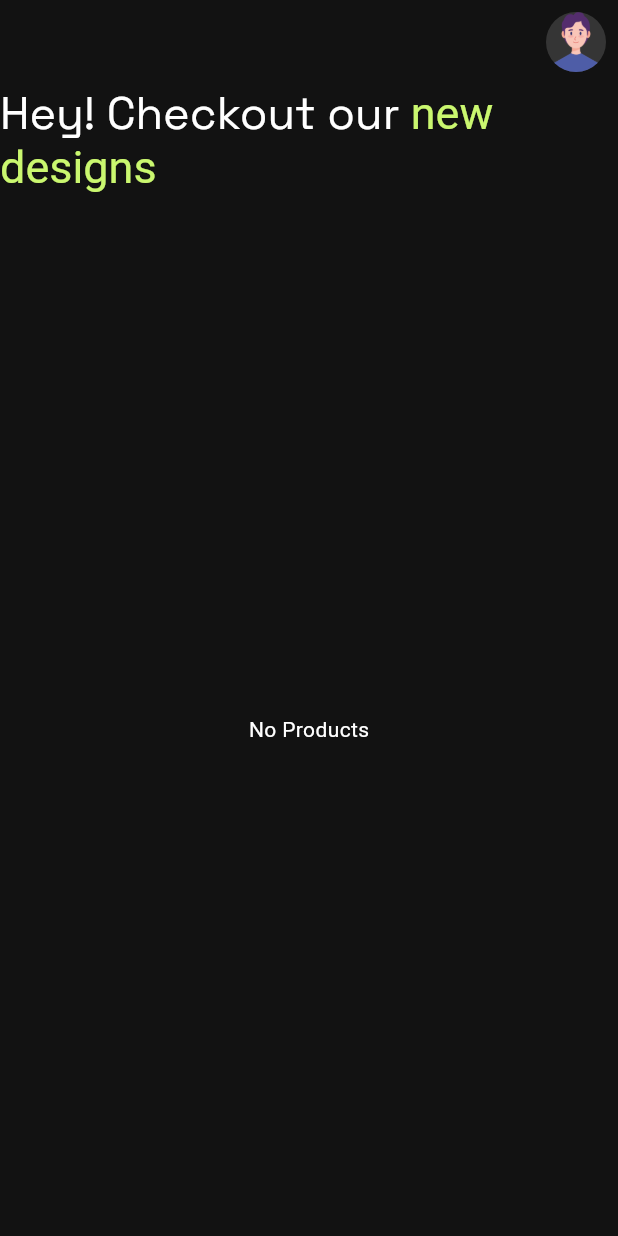
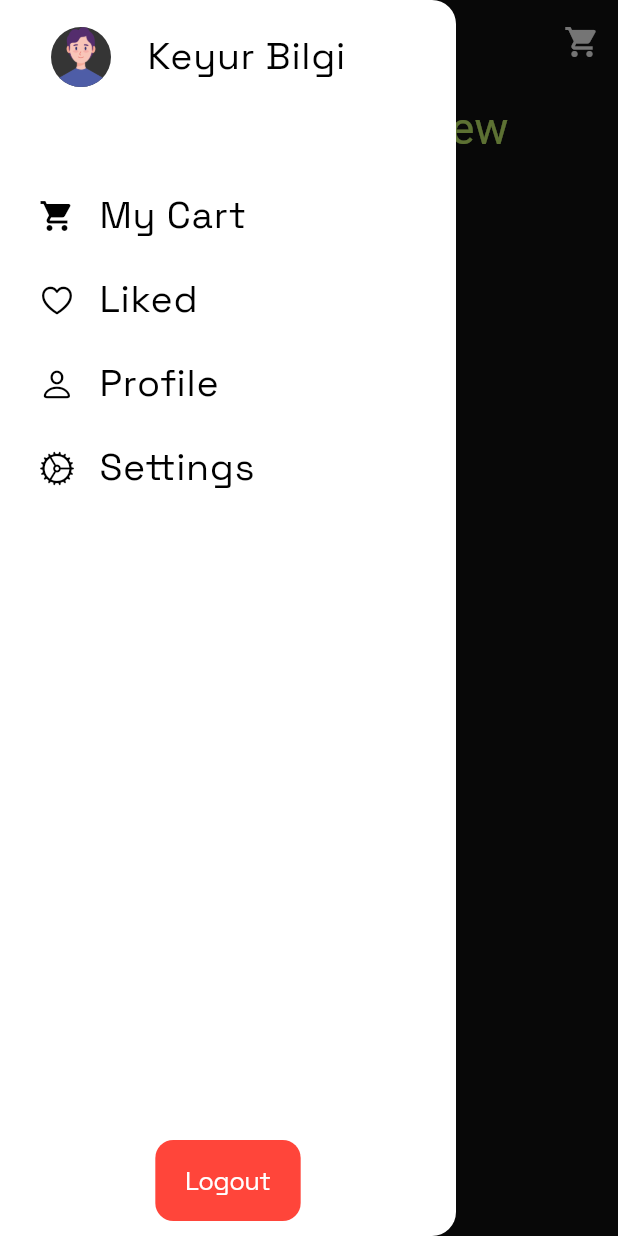
Before and after one commit to platinumpizza29/Ecommerce-app-flutter, a Flutter app: the screen it shows after launch, with the side drawer open (before the commit the screen has no drawer), on a phone screen of 412 x 824 dp. Run offline on Flutter 3.47's test engine with Material 2 defaults, Android fonts, the phone set to English and light mode, and no system bars; our stand-ins replace cloud_firestore, dio, firebase_core, google_fonts; missing offline and left inert: dart:ffi; accounts and stored records are empty.

```diff
--- /dev/null
+++ b/lib/Components/DrawerComp.dart
@@ -0,0 +1,103 @@
+// ignore_for_file: prefer_const_constructors, sort_child_properties_last
+
+import 'package:ecommerce/Pages/LikedPage.dart';
+import 'package:flutter/cupertino.dart';
+import 'package:flutter/material.dart';
+import 'package:google_fonts/google_fonts.dart';
+
+class DrawerComp extends StatelessWidget {
+  const DrawerComp({super.key});
+
+  @override
+  Widget build(BuildContext context) {
+    return Drawer(
+      backgroundColor: Colors.white,
+      child: SafeArea(
+        child: Padding(
+          padding: EdgeInsets.all(10),
+          child: Column(
+            children: [
+              Align(
+                alignment: Alignment.topCenter,
+                child: ListTile(
+                  leading: IconButton(
+                      onPressed: () {},
+                      icon: CircleAvatar(
+                        foregroundImage: AssetImage("images/boy.png"),
+                        backgroundColor: Color(0xFF353535),
+                      )),
+                  title: Text(
+                    "Keyur Bilgi",
+                    style: GoogleFonts.spaceGrotesk(
+                        color: Colors.black, fontSize: 25),
+                  ),
+                ),
+              ),
+              SizedBox(
+                height: 50,
+              ),
+              Align(
+                alignment: Alignment.center,
+                child: ListTile(
+                  leading: Icon(
+                    Icons.shopping_cart,
+                    color: Colors.black,
+                  ),
+                  title: Text(
+                    "My Cart",
+                    style: GoogleFonts.spaceGrotesk(
+                        color: Colors.black, fontSize: 25),
+                  ),
+                ),
+              ),
+              Align(
+                alignment: Alignment.center,
+                child: ListTile(
+                  onTap: () {
+                    Navigator.push(context,
+                        CupertinoPageRoute(builder: (context) => LikedPage()));
+                  },
+                  leading: Icon(CupertinoIcons.heart, color: Colors.black),
+                  title: Text(
+                    "Liked",
+                    style: GoogleFonts.spaceGrotesk(
+                        color: Colors.black, fontSize: 25),
+                  ),
+                ),
+              ),
+              Align(
+                alignment: Alignment.center,
+                child: ListTile(
+                  leading: Icon(CupertinoIcons.person, color: Colors.black),
+                  title: Text(
+                    "Profile",
+                    style: GoogleFonts.spaceGrotesk(
+                        color: Colors.black, fontSize: 25),
+                  ),
+                ),
+              ),
+              Align(
+                alignment: Alignment.center,
+                child: ListTile(
+                  leading: Icon(CupertinoIcons.settings, color: Colors.black),
+                  title: Text(
+                    "Settings",
+                    style: GoogleFonts.spaceGrotesk(
+                        color: Colors.black, fontSize: 25),
+                  ),
+                ),
+              ),
+              Expanded(child: Text("")),
+              CupertinoButton(
+                child: Text("Logout",
+                    style: GoogleFonts.spaceGrotesk(color: Colors.white)),
+                onPressed: () {},
+                color: CupertinoColors.systemRed,
+              ),
+            ],
+          ),
+        ),
+      ),
+    );
+  }
+}
--- a/lib/Pages/HomePage.dart
+++ b/lib/Pages/HomePage.dart
@@ -1,4 +1,5 @@
 // ignore_for_file: prefer_const_constructors, prefer_const_literals_to_create_immutables
+import 'package:ecommerce/Components/DrawerComp.dart';
 import 'package:ecommerce/Pages/ProductDetails.dart';
 import 'package:ecommerce/Services/ProductService.dart';
 import 'package:flutter/cupertino.dart';
@@ -25,16 +26,17 @@ class _HomePageState extends State<HomePage> {
       appBar: AppBar(
         actions: [
           IconButton(
+            icon: Icon(Icons.shopping_cart),
             onPressed: () {},
-                icon: CircleAvatar(
-                  foregroundImage: AssetImage("images/boy.png"),
-                  backgroundColor: Color(0xFF353535),
-                ))
+          )
         ],
       ),
+      drawer: DrawerComp(),
       body: Column(
         children: [
-            RichText(
+          Padding(
+            padding: const EdgeInsets.all(10.0),
+            child: RichText(
                 text: TextSpan(
                     text: "Hey! Checkout our",
                     style: GoogleFonts.spaceGrotesk(fontSize: 30),
@@ -45,6 +47,7 @@ class _HomePageState extends State<HomePage> {
                         color: Color(0xFFCAF76F),
                       ))
                 ])),
+          ),
           SizedBox(
             height: 20,
           ),
@@ -95,6 +98,7 @@ class _HomePageState extends State<HomePage> {
             ),
           )
         ],
-        ));
+      ),
+    );
   }
 }
--- /dev/null
+++ b/lib/Pages/LikedPage.dart
@@ -0,0 +1,23 @@
+import 'package:flutter/material.dart';
+import 'package:google_fonts/google_fonts.dart';
+
+class LikedPage extends StatefulWidget {
+  const LikedPage({super.key});
+
+  @override
+  State<LikedPage> createState() => _LikedPageState();
+}
+
+class _LikedPageState extends State<LikedPage> {
+  @override
+  Widget build(BuildContext context) {
+    return Scaffold(
+      appBar: AppBar(
+        title: Text(
+          "Liked",
+          style: GoogleFonts.spaceGrotesk(),
+        ),
+      ),
+    );
+  }
+}
--- a/pubspec.yaml
+++ b/pubspec.yaml
@@ -38,6 +38,7 @@ dependencies:
   dio: ^5.2.1+1
   firebase_core: ^2.14.0
   cloud_firestore: ^4.8.2
+  floating_navbar: ^2.0.2
 
 dev_dependencies:
   flutter_test:
```
Also changed, not shown: pubspec.lock. Lines whose indentation alone changed are shown as unchanged.
